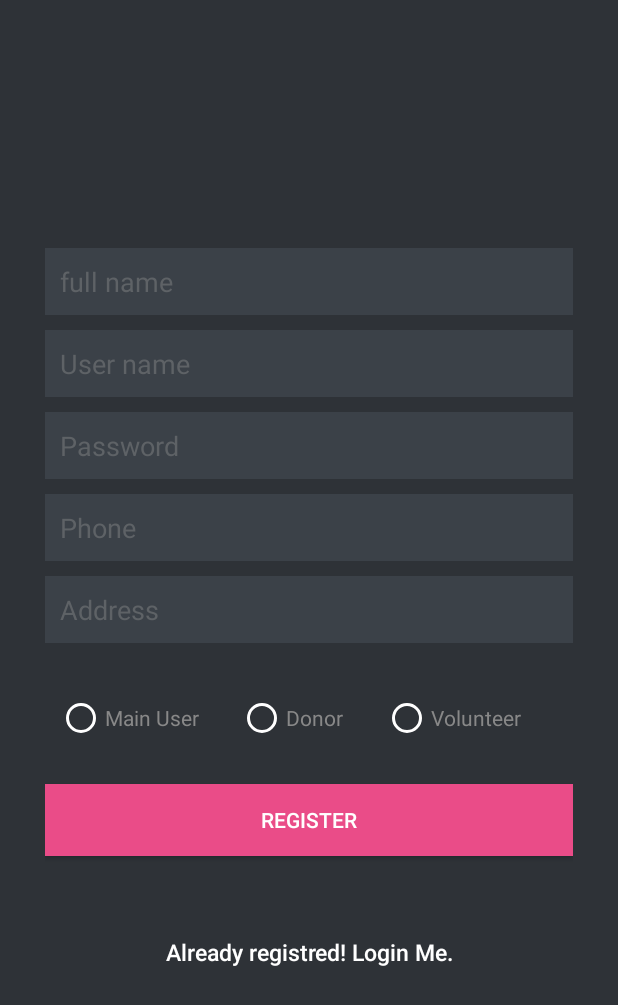
After one commit to odaykrayem/Sanabel_Al_Khair, an Android app: the layout activity_register.xml on its own in the app's theme, with its tools: preview values and no code run, on a phone screen of 412 x 824 dp. The commit adds this screen. Shown: the top 1005 px of the screen. Run offline under Robolectric (Android 15) with nearby library versions, the phone set to English and light mode, and no system bars.

Commit message:
third commit

```diff
--- a/app/build.gradle
+++ b/app/build.gradle
@@ -20,6 +20,11 @@ android {
             proguardFiles getDefaultProguardFile('proguard-android-optimize.txt'), 'proguard-rules.pro'
         }
     }
+
+    compileOptions {
+        sourceCompatibility 1.8
+        targetCompatibility 1.8
+    }
 }
 
 dependencies {
--- /dev/null
+++ b/app/src/main/res/layout/activity_register.xml
@@ -0,0 +1,145 @@
+<?xml version="1.0" encoding="utf-8"?>
+<LinearLayout xmlns:android="http://schemas.android.com/apk/res/android"
+    android:layout_width="fill_parent"
+    android:layout_height="fill_parent"
+    android:background="@color/bg_register"
+    android:gravity="center"
+    android:orientation="vertical"
+    android:padding="10dp" >
+
+    <LinearLayout
+        android:layout_width="fill_parent"
+        android:layout_height="wrap_content"
+        android:layout_gravity="center"
+        android:orientation="vertical"
+        android:paddingLeft="20dp"
+        android:paddingRight="20dp" >
+
+        <EditText
+            android:id="@+id/name"
+            android:layout_width="fill_parent"
+            android:layout_height="wrap_content"
+            android:layout_marginBottom="10dp"
+            android:background="@color/input_register_bg"
+            android:hint="@string/hint_name"
+            android:padding="10dp"
+            android:singleLine="true"
+            android:inputType="textCapWords"
+            android:textColor="@color/input_register"
+            android:textColorHint="@color/input_register_hint" />
+
+        <EditText
+            android:id="@+id/email"
+            android:layout_width="fill_parent"
+            android:layout_height="wrap_content"
+            android:layout_marginBottom="10dp"
+            android:background="@color/input_register_bg"
+            android:hint="@string/hint_user_name"
+            android:inputType="textEmailAddress"
+            android:padding="10dp"
+            android:singleLine="true"
+            android:textColor="@color/input_register"
+            android:textColorHint="@color/input_register_hint" />
+
+
+        <EditText
+            android:id="@+id/password"
+            android:layout_width="fill_parent"
+            android:layout_height="wrap_content"
+            android:layout_marginBottom="10dp"
+            android:background="@color/input_register_bg"
+            android:hint="@string/hint_password"
+            android:inputType="textPassword"
+            android:padding="10dp"
+            android:singleLine="true"
+            android:textColor="@color/input_register"
+            android:textColorHint="@color/input_register_hint" />
+
+        <EditText
+            android:id="@+id/phone"
+            android:layout_width="fill_parent"
+            android:layout_height="wrap_content"
+            android:layout_marginBottom="10dp"
+            android:background="@color/input_register_bg"
+            android:hint="@string/hint_phone"
+            android:inputType="phone"
+            android:padding="10dp"
+            android:singleLine="true"
+            android:textColor="@color/input_register"
+            android:textColorHint="@color/input_register_hint" />
+
+        <EditText
+            android:id="@+id/address"
+            android:layout_width="fill_parent"
+            android:layout_height="wrap_content"
+            android:layout_marginBottom="10dp"
+            android:background="@color/input_register_bg"
+            android:hint="@string/hint_address"
+            android:inputType="textPostalAddress"
+            android:padding="10dp"
+            android:singleLine="true"
+            android:textColor="@color/input_register"
+            android:textColorHint="@color/input_register_hint" />
+
+        <RadioGroup
+            android:id="@+id/type_selector"
+            android:layout_width="match_parent"
+            android:layout_height="wrap_content"
+            android:layout_marginTop="16dp"
+            android:padding="8dp"
+            android:orientation="horizontal">
+
+            <RadioButton
+                android:id="@+id/main_user"
+                android:layout_width="wrap_content"
+                android:layout_height="wrap_content"
+                android:layout_weight="1"
+                android:textColor="@color/input_register"
+                android:buttonTint="@color/white"
+                android:text="@string/main_user"/>
+            <RadioButton
+                android:id="@+id/donor"
+                android:layout_width="wrap_content"
+                android:layout_height="wrap_content"
+                android:layout_weight="1"
+                android:textColor="@color/input_register"
+                android:buttonTint="@color/white"
+                android:text="@string/donor"/>
+            <RadioButton
+                android:id="@+id/volunteer"
+                android:layout_width="wrap_content"
+                android:layout_height="wrap_content"
+                android:layout_weight="1"
+                android:textColor="@color/input_register"
+                android:buttonTint="@color/white"
+                android:text="@string/volunteer"/>
+
+        </RadioGroup>
+
+        <!-- Login Button -->
+        <Button
+            android:id="@+id/btnRegister"
+            android:layout_width="fill_parent"
+            android:layout_height="wrap_content"
+            android:layout_marginTop="20dip"
+            android:background="#ea4c88"
+            android:text="@string/register"
+            android:textColor="@color/white" />
+
+
+
+
+        <!-- Link to Login Screen -->
+        <Button
+            android:id="@+id/btnLinkToLoginScreen"
+            android:layout_width="fill_parent"
+            android:layout_height="wrap_content"
+            android:layout_marginTop="40dip"
+            android:background="@null"
+            android:text="@string/btn_link_to_login"
+            android:textAllCaps="false"
+            android:textColor="@color/white"
+            android:textSize="15dp" />
+    </LinearLayout>
+
+</LinearLayout>
--- a/app/src/main/res/values/strings.xml
+++ b/app/src/main/res/values/strings.xml
@@ -4,4 +4,20 @@
     <string name="hint_password">Password</string>
     <string name="btn_login">Login</string>
     <string name="btn_link_to_register">Not a member? Sign up now.</string>
+    <string name="user_and_password_required">user name and password must not be empty!</string>
+    <string name="hint_name">full name</string>
+    <string name="register">Register</string>
+    <string name="btn_link_to_login">Already registred! Login Me.</string>
+    <string name="hint_phone">Phone</string>
+    <string name="hint_address">Address</string>
+    <string name="main_user">Main User</string>
+    <string name="donor">Donor</string>
+    <string name="volunteer">Volunteer</string>
+
+    <string name="phone_missing_message">please enter your phone number!</string>
+    <string name="password_missing_message">please enter your password!</string>
+    <string name="name_missing_message">please enter your full name !</string>
+    <string name="user_name_missing_message">Please enter your user name!</string>
+    <string name="address_missing_message">please enter your address !</string>
+    <string name="type_missing_message">please select your account type!</string>
 </resources>
```
Also changed, not shown: app/src/main/java/com/example/sanabelalkhayr/Constants.java (+7 -2 lines), app/src/main/java/com/example/sanabelalkhayr/activities/Login.java (+124 -6 lines), app/src/main/java/com/example/sanabelalkhayr/activities/Register.java (added, +231 -0 lines), app/src/main/java/com/example/sanabelalkhayr/api/Urls.java (added, +9 -0 lines).
